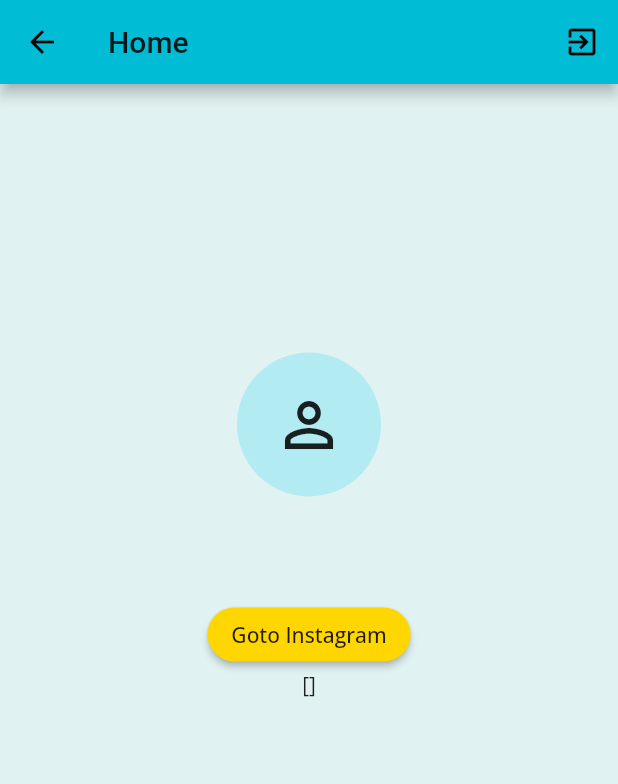
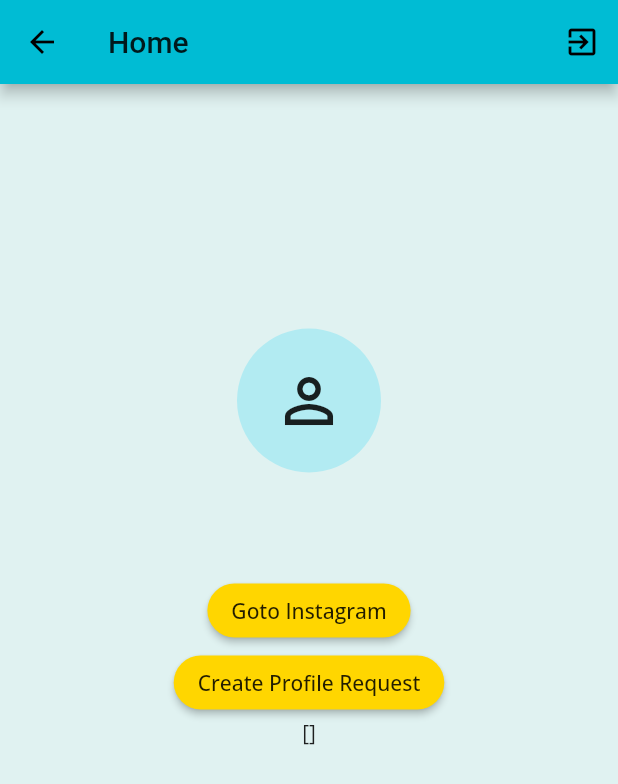
Before and after one commit to davidmitchelperry/gale2, a Flutter app: the HomePage screen opened directly, on a phone screen of 412 x 824 dp. Shown: the top 784 px of the screen. Run offline on Flutter 3.47's test engine with Material 2 defaults, Android fonts, the phone set to English and light mode, and no system bars; our stand-ins replace bloc, cached_network_image, cloud_firestore, equatable, firebase_auth, firebase_core and 6 more; missing offline and left inert: oauth1, pedantic; accounts and stored records are empty; statements that could not run were skipped.

Commit message:
improved sendAuthorizedRequest in PostRepository. Also added profile data structures to post repo

```diff
--- a/lib/home/view/home_page.dart
+++ b/lib/home/view/home_page.dart
@@ -14,6 +14,7 @@ class HomePage extends StatelessWidget {
   Widget build(BuildContext context) {
     final textTheme = Theme.of(context).textTheme;
     final user = context.select((AuthenticationBloc bloc) => bloc.state.user);
+    var postRepo = context.select((PostBloc bloc) => bloc.postRepository);
     final instagramState =
         context.select((InstagramBloc bloc) => bloc.state); // INIT THE WEBVIEW
     late final List<String> mediasUrls;
@@ -73,6 +74,13 @@ class HomePage extends StatelessWidget {
                     );
                   }
                 }),
+            RaisedButton(
+                child: const Text('Create Profile Request'),
+                shape: RoundedRectangleBorder(
+                  borderRadius: BorderRadius.circular(30.0),
+                ),
+                color: const Color(0xFFFFD600),
+                onPressed: () {}),
             Text(mediasUrls.toString()),
           ],
         ),
--- a/packages/instagram_repository/lib/src/instagram_repository.dart
+++ b/packages/instagram_repository/lib/src/instagram_repository.dart
@@ -56,12 +56,16 @@ class InstagramRepository {
     String? accessToken, userID;
     await _firebaseAuth.currentUser?.getIdToken().then((idToken) async {
       var headers = {'Authorization': 'Bearer ' + idToken};
+      print("INSTAGRAM LOG");
+      print(Uri.parse('http://192.168.1.190:8080/firebase/'));
       final response = await http.post(
         //Uri.parse('https://gale-648cf.uc.r.appspot.com/firebase/'),
         Uri.parse('http://192.168.1.190:8080/firebase/'),
         headers: headers,
         body: {'authorizationCode': authorizationCode},
       );
+      print("INSTAGRAM LOG:");
+      print(response.body);
       dynamic payload = json.decode(response.body);
       accessToken = payload['access_token'].toString();
       userID = payload['user_id'].toString();
--- a/packages/post_repository/lib/src/entities/entities.dart
+++ b/packages/post_repository/lib/src/entities/entities.dart
@@ -1,2 +1,3 @@
 export 'post_entity.dart';
+export 'profile_entity.dart';
 export 'users_entity.dart';
--- /dev/null
+++ b/packages/post_repository/lib/src/entities/profile_entity.dart
@@ -0,0 +1,46 @@
+// Copyright 2018 The Flutter Architecture Sample Authors. All rights reserved.
+// Use of this source code is governed by the MIT license that can be found
+// in the LICENSE file.
+
+import 'package:cloud_firestore/cloud_firestore.dart';
+import 'package:equatable/equatable.dart';
+
+class ProfileEntity extends Equatable {
+  const ProfileEntity({
+    this.id,
+  });
+
+  final String? id;
+
+  @override
+  List<Object> get props => [id ?? ''];
+
+  @override
+  String toString() {
+    return 'Profile { id: $id }';
+  }
+
+  Map<String, String> toMap() {
+    return {
+      'id': id ?? '',
+    };
+  }
+
+  static ProfileEntity fromMap(Map<String, String> map) {
+    return ProfileEntity(
+      id: map['id'] ?? '',
+    );
+  }
+
+  //static PostEntity fromSnapshot(DocumentSnapshot snap) {
+  //  // `snap` is a snapshot for the collection, thus we must index it
+  //  return PostEntity(
+  //    id: snap.data()?['id'] as String,
+  //    platform: snap.data()?['platform'] as String,
+  //    type: snap.data()?['type'] as String,
+  //    sourceUrl: snap.data()?['sourceUrl'] as String,
+  //    title: snap.data()?['title'] as String,
+  //    storageUrl: snap.data()?['storageUrl'] as String,
+  //  );
+  //}
+}
--- a/packages/post_repository/lib/src/models/models.dart
+++ b/packages/post_repository/lib/src/models/models.dart
@@ -1,2 +1,3 @@
 export 'users.dart';
 export 'post.dart';
+export 'profile.dart';
--- /dev/null
+++ b/packages/post_repository/lib/src/models/profile.dart
@@ -0,0 +1,42 @@
+import 'package:meta/meta.dart';
+import '../entities/entities.dart';
+
+@immutable
+class Profile {
+  Profile({
+    this.id,
+  });
+  final String? id;
+  Profile copyWith({
+    String? id,
+  }) {
+    return Profile(
+      id: id ?? this.id,
+    );
+  }
+
+  @override
+  int get hashCode => id.hashCode;
+
+  @override
+  bool operator ==(Object other) =>
+      identical(this, other) ||
+      other is Profile && runtimeType == other.runtimeType && id == other.id;
+
+  @override
+  String toString() {
+    return 'Profile{ id: $id }';
+  }
+
+  ProfileEntity toEntity() {
+    return ProfileEntity(
+      id: id,
+    );
+  }
+
+  static Profile fromEntity(ProfileEntity entity) {
+    return Profile(
+      id: entity.id,
+    );
+  }
+}
```
Also changed, not shown: lib/post/view/post_view.dart (+1 -9 lines), packages/post_repository/lib/src/entities/post_entity.dart (+12 -1 lines), packages/post_repository/lib/src/firebase_post_repository.dart (+73 -35 lines), packages/post_repository/lib/src/post_repository.dart (+6 -3 lines), 1 other file.
